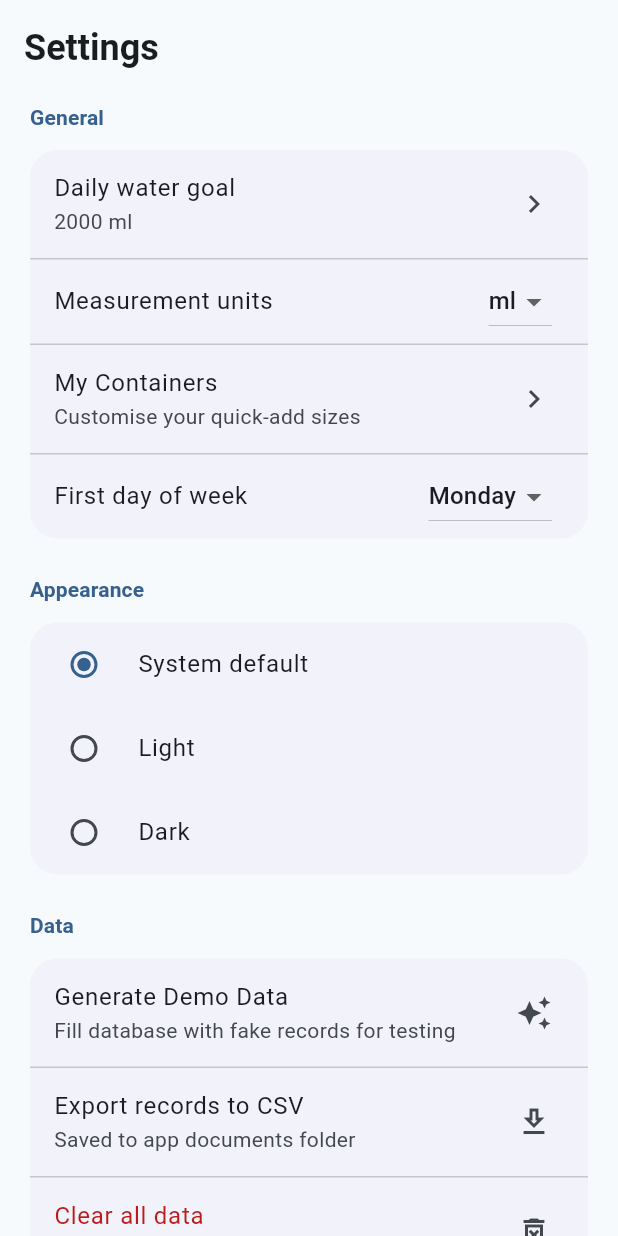
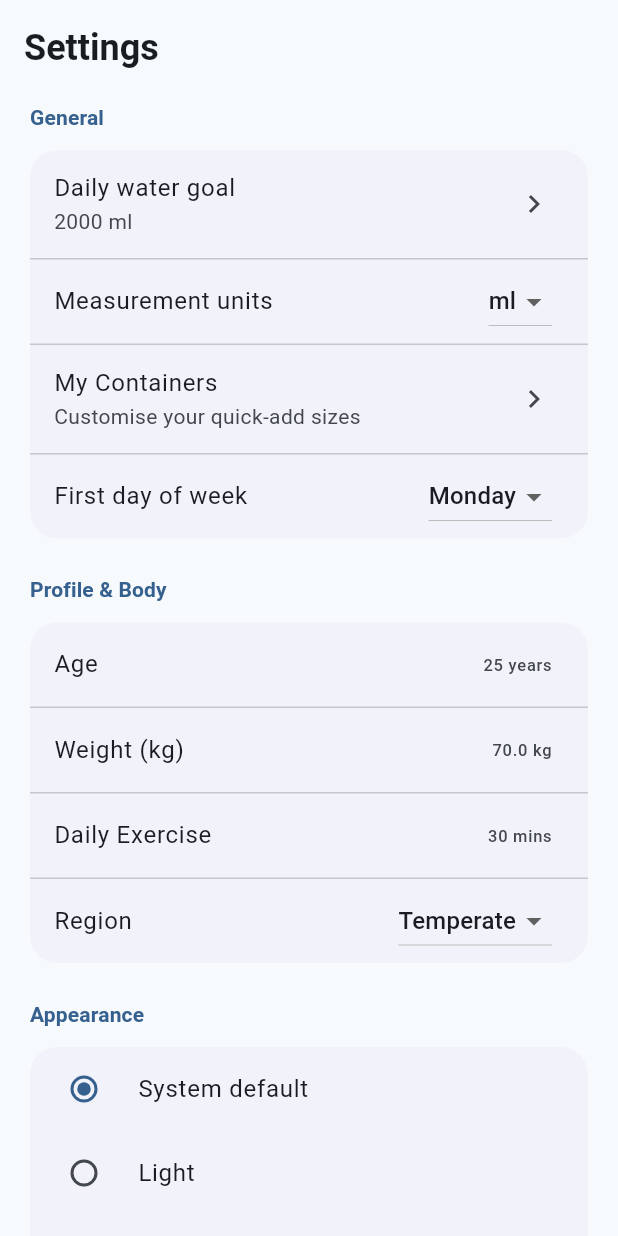
Before and after one commit to jit-d/Aqua, a Flutter app: the SettingsScreen widget shown alone on an empty page, opened directly, on a phone screen of 412 x 824 dp. Run offline on Flutter 3.47's test engine with Material 3 defaults, Android fonts, the phone set to English and light mode, and no system bars; our stand-ins replace fl_chart, flutter_local_notifications, shared_preferences, sqflite, timezone; accounts and stored records are empty; network calls fail; statements that could not run were skipped.

Commit message:
Fix: UI and wether inteligence

```diff
--- a/lib/providers/settings_provider.dart
+++ b/lib/providers/settings_provider.dart
@@ -13,20 +13,28 @@ class SettingsProvider with ChangeNotifier {
   bool _onboarded = false;
   bool _loaded = false;
 
+  // Profile
+  int _age = 25;
+  double _weightKg = 70.0;
+  int _exerciseMinutes = 30;
+  String _region = 'temperate';
+
   String get darkMode => _darkMode;
   String get unit => _unit;
   int get firstDayOfWeek => _firstDayOfWeek;
   bool get onboarded => _onboarded;
   bool get loaded => _loaded;
 
+  int get age => _age;
+  double get weightKg => _weightKg;
+  int get exerciseMinutes => _exerciseMinutes;
+  String get region => _region;
+
   ThemeMode get themeMode {
     switch (_darkMode) {
-      case 'light':
-        return ThemeMode.light;
-      case 'dark':
-        return ThemeMode.dark;
-      default:
-        return ThemeMode.system;
+      case 'light': return ThemeMode.light;
+      case 'dark': return ThemeMode.dark;
+      default: return ThemeMode.system;
     }
   }
 
@@ -36,34 +44,50 @@ class SettingsProvider with ChangeNotifier {
     _unit = p.getString(_kUnit) ?? 'ml';
     _firstDayOfWeek = p.getInt(_kFirstDay) ?? 1;
     _onboarded = p.getBool(_kOnboarded) ?? false;
+
+    _age = p.getInt('age') ?? 25;
+    _weightKg = p.getDouble('weight_kg') ?? 70.0;
+    _exerciseMinutes = p.getInt('exercise_min') ?? 30;
+    _region = p.getString('region') ?? 'temperate';
+
     _loaded = true;
     notifyListeners();
   }
 
   Future<void> setDarkMode(String v) async {
-    _darkMode = v;
-    notifyListeners();
+    _darkMode = v; notifyListeners();
     final p = await SharedPreferences.getInstance();
     await p.setString(_kDarkMode, v);
   }
 
   Future<void> setUnit(String v) async {
-    _unit = v;
-    notifyListeners();
+    _unit = v; notifyListeners();
     final p = await SharedPreferences.getInstance();
     await p.setString(_kUnit, v);
   }
 
   Future<void> setFirstDayOfWeek(int v) async {
-    _firstDayOfWeek = v;
-    notifyListeners();
+    _firstDayOfWeek = v; notifyListeners();
     final p = await SharedPreferences.getInstance();
     await p.setInt(_kFirstDay, v);
   }
 
+  Future<void> setProfile({int? age, double? weight, int? exercise, String? region}) async {
+    if (age != null) _age = age;
+    if (weight != null) _weightKg = weight;
+    if (exercise != null) _exerciseMinutes = exercise;
+    if (region != null) _region = region;
+    notifyListeners();
+
+    final p = await SharedPreferences.getInstance();
+    if (age != null) await p.setInt('age', age);
+    if (weight != null) await p.setDouble('weight_kg', weight);
+    if (exercise != null) await p.setInt('exercise_min', exercise);
+    if (region != null) await p.setString('region', region);
+  }
+
   Future<void> completeOnboarding() async {
-    _onboarded = true;
-    notifyListeners();
+    _onboarded = true; notifyListeners();
     final p = await SharedPreferences.getInstance();
     await p.setBool(_kOnboarded, true);
   }
--- a/lib/screens/settings_screen.dart
+++ b/lib/screens/settings_screen.dart
@@ -76,6 +76,45 @@ class SettingsScreen extends StatelessWidget {
                   onChanged: (v) {
                     if (v != null) sp.setFirstDayOfWeek(v);
                   },
+                ),
+              ),
+            ],
+          ),
+        ),
+        const SizedBox(height: 16),
+
+        _SectionTitle('Profile & Body'),
+        Card(
+          child: Column(
+            children: [
+              ListTile(
+                title: const Text('Age'),
+                trailing: Text('${sp.age} years'),
+                onTap: () => _showNumberDialog(context, 'Age', sp.age.toDouble(), (v) => sp.setProfile(age: v.toInt())),
+              ),
+              const Divider(height: 1),
+              ListTile(
+                title: const Text('Weight (kg)'),
+                trailing: Text('${sp.weightKg.toStringAsFixed(1)} kg'),
+                onTap: () => _showNumberDialog(context, 'Weight (kg)', sp.weightKg, (v) => sp.setProfile(weight: v)),
+              ),
+              const Divider(height: 1),
+              ListTile(
+                title: const Text('Daily Exercise'),
+                trailing: Text('${sp.exerciseMinutes} mins'),
+                onTap: () => _showNumberDialog(context, 'Exercise (mins)', sp.exerciseMinutes.toDouble(), (v) => sp.setProfile(exercise: v.toInt())),
+              ),
+              const Divider(height: 1),
+              ListTile(
+                title: const Text('Region'),
+                trailing: DropdownButton<String>(
+                  value: sp.region,
+                  items: const [
+                    DropdownMenuItem(value: 'temperate', child: Text('Temperate')),
+                    DropdownMenuItem(value: 'tropical', child: Text('Tropical')),
+                    DropdownMenuItem(value: 'cold', child: Text('Cold')),
+                  ],
+                  onChanged: (v) { if (v != null) sp.setProfile(region: v); },
                 ),
               ),
             ],
@@ -188,6 +227,30 @@ class SettingsScreen extends StatelessWidget {
     );
   }
 
+  Future<void> _showNumberDialog(BuildContext context, String label, double current, ValueChanged<double> onSave) async {
+    final ctrl = TextEditingController(text: current.toString());
+    await showDialog(
+      context: context,
+      builder: (ctx) => AlertDialog(
+        title: Text(label),
+        content: TextField(
+          controller: ctrl,
+          keyboardType: const TextInputType.numberWithOptions(decimal: true),
+        ),
+        actions: [
+          TextButton(onPressed: () => Navigator.pop(ctx), child: const Text('Cancel')),
+          FilledButton(
+            onPressed: () {
+              final v = double.tryParse(ctrl.text);
+              if (v != null) { onSave(v); Navigator.pop(ctx); }
+            },
+            child: const Text('Save'),
+          ),
+        ],
+      ),
+    );
+  }
+
   Future<void> _showGoalDialog(BuildContext context, int current) async {
     final presets = AppConstants.presetGoals;
     final controller = TextEditingController(text: '$current');
--- a/pubspec.yaml
+++ b/pubspec.yaml
@@ -14,6 +14,7 @@ dependencies:
   path: ^1.9.0
   path_provider: ^2.1.5
   http: ^1.2.2
+  workmanager: ^0.5.2
   shared_preferences: ^2.3.3
   flutter_local_notifications: ^18.0.1
   timezone: ^0.10.0
```
Also changed, not shown: lib/main.dart (+11 -2 lines), lib/providers/water_provider.dart (+69 -95 lines), lib/services/weather_service.dart (+28 -20 lines), pubspec.lock, 6 other files.
